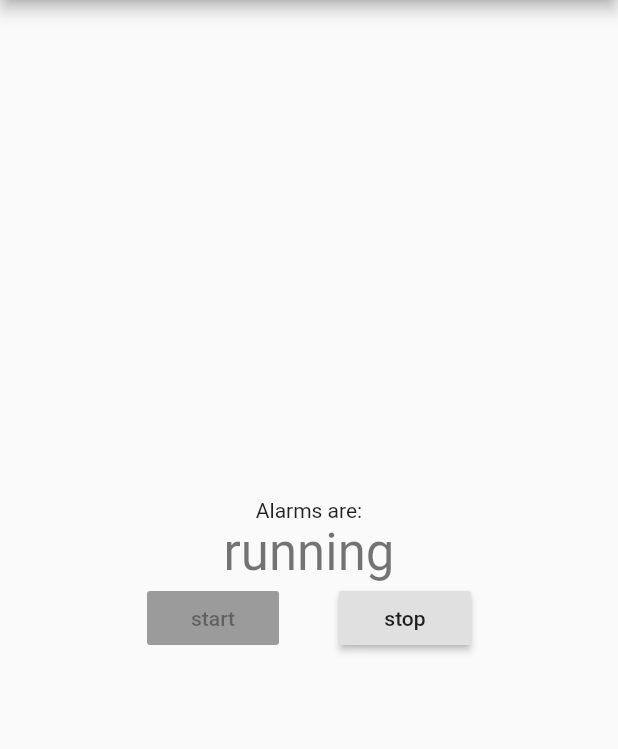
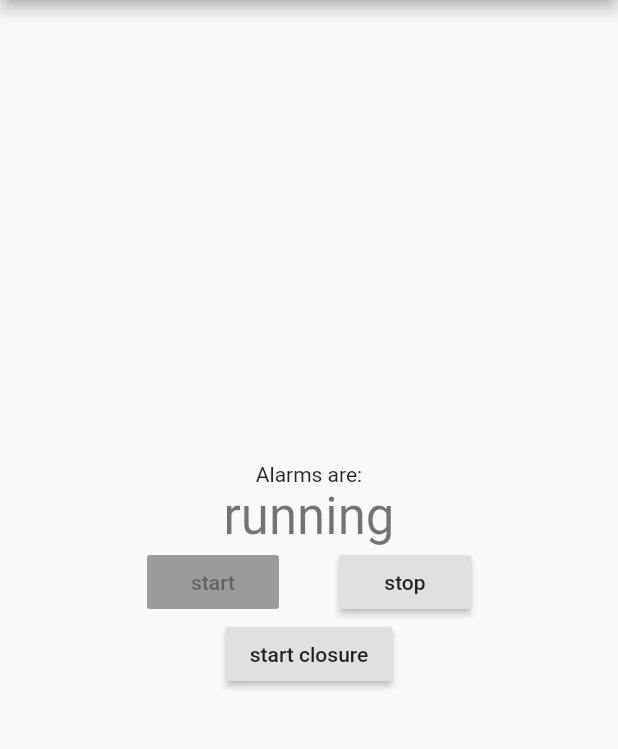
Before and after one commit to marcmo/flutter_alarm_manager_example, a Flutter app: the screen it shows after launch, after a tap on "start", on a phone screen of 412 x 824 dp, the part 84-833 px from its top. Run offline on Flutter 3.47's test engine with Material 2 defaults, Android fonts, the phone set to English and light mode, and no system bars; missing offline and left inert: android_alarm_manager.

Commit message:
added demonstration of closures which crashes

```diff
--- /dev/null
+++ b/lib/alarms.dart
@@ -0,0 +1,47 @@
+import 'dart:isolate';
+import 'package:android_alarm_manager/android_alarm_manager.dart';
+
+final int periodicAlarmID = 0;
+final int oneShotAlarmID = 1;
+final int oneShotClosureID = 2;
+int _periodicCount = 0;
+
+void printLocalMessage(String msg) {
+  print("[${DateTime.now()}](${Isolate.current.hashCode}) $msg");
+}
+
+Function oneShotClosure(int x) => () {
+      printLocalMessage("oneShot-closure Alarm, x=$x!!!");
+    };
+
+void periodicCallback() {
+  _periodicCount++;
+  printLocalMessage("$_periodicCount. periodic Alarm!!!");
+}
+
+void oneShotCallback() {
+  printLocalMessage("oneShot Alarm!!!");
+}
+
+Future<Null> stopAlarms() async {
+  print('stop all alarms');
+  await AndroidAlarmManager.cancel(periodicAlarmID);
+  await AndroidAlarmManager.cancel(oneShotAlarmID);
+}
+
+Future<Null> startAlarms() async {
+  print('startAlarms');
+
+  await AndroidAlarmManager.periodic(
+      const Duration(seconds: 5), periodicAlarmID, periodicCallback,
+      wakeup: true);
+  await AndroidAlarmManager.oneShot(
+      const Duration(seconds: 5), oneShotAlarmID, oneShotCallback);
+}
+
+Future<Null> startClosure() async {
+  final closure = oneShotClosure(42);
+  print('startClosure (type: ${closure.runtimeType.toString()})');
+  await AndroidAlarmManager.oneShot(
+      const Duration(seconds: 5), oneShotClosureID, closure);
+}
--- a/lib/main.dart
+++ b/lib/main.dart
@@ -1,19 +1,13 @@
+import 'package:alarm_manager_example/alarms.dart';
+
 import 'package:flutter/material.dart';
-
-import 'dart:async';
-import 'dart:isolate';
-
 import 'package:android_alarm_manager/android_alarm_manager.dart';
-
-final int periodicAlarmID = 0;
-final int oneShotAlarmID = 1;
-final int oneShotID = 2;
 
 void main() async {
   // Start the AlarmManager service.
   await AndroidAlarmManager.initialize();
 
-  printHelloMessage("Hello, main()!");
+  printLocalMessage("Hello, main()!");
   runApp(MyApp());
 }
 
@@ -39,15 +33,21 @@ class MyHomePage extends StatefulWidget {
   _MyHomePageState createState() => _MyHomePageState();
 }
 
-int _periodicCount = 0;
-
 class _MyHomePageState extends State<MyHomePage> {
   bool _startedAlarm = false;
+  bool _startedClosure = false;
 
   void _startAlarms() {
     startAlarms();
     setState(() {
       _startedAlarm = true;
+    });
+  }
+
+  void _startClosure() {
+    startClosure();
+    setState(() {
+      _startedClosure = true;
     });
   }
 
@@ -72,7 +72,7 @@ class _MyHomePageState extends State<MyHomePage> {
               'Alarms are:',
             ),
             Text(
-              _startedAlarm ? 'running' : 'stopped',
+              _startedAlarm || _startedClosure ? 'running' : 'stopped',
               style: Theme.of(context).textTheme.display1,
             ),
             Row(
@@ -88,6 +88,15 @@ class _MyHomePageState extends State<MyHomePage> {
                   child: Text('stop'),
                 ),
               ],
+            ),
+            Row(
+              mainAxisAlignment: MainAxisAlignment.center,
+              children: <Widget>[
+                RaisedButton(
+                  onPressed: _startedClosure ? null : _startClosure,
+                  child: Text('start closure'),
+                ),
+              ],
             )
           ],
         ),
@@ -95,50 +104,3 @@ class _MyHomePageState extends State<MyHomePage> {
     );
   }
 }
-
-class HelloMessage {
-  final DateTime _now;
-  final String _msg;
-  final int _isolate;
-
-  HelloMessage(this._now, this._msg, this._isolate);
-
-  @override
-  String toString() {
-    return "[$_now] $_msg "
-        "isolate=$_isolate ";
-  }
-}
-
-void printHelloMessage(String msg) {
-  print(HelloMessage(
-    DateTime.now(),
-    msg,
-    Isolate.current.hashCode,
-  ));
-}
-
-void periodicCallback() {
-  _periodicCount++;
-  printHelloMessage("$_periodicCount. periodic Alarm!!!");
-}
-
-void oneShotCallback() {
-  printHelloMessage("oneShot Alarm!!!");
-}
-
-Future<Null> stopAlarms() async {
-  print('stop all alarms');
-  await AndroidAlarmManager.cancel(periodicAlarmID);
-  await AndroidAlarmManager.cancel(oneShotAlarmID);
-}
-
-Future<Null> startAlarms() async {
-  print('startAlarms');
-
-  await AndroidAlarmManager.periodic(
-      const Duration(seconds: 5), periodicAlarmID, periodicCallback,
-      wakeup: true);
-  await AndroidAlarmManager.oneShot(
-      const Duration(seconds: 5), oneShotAlarmID, oneShotCallback);
-}
```
